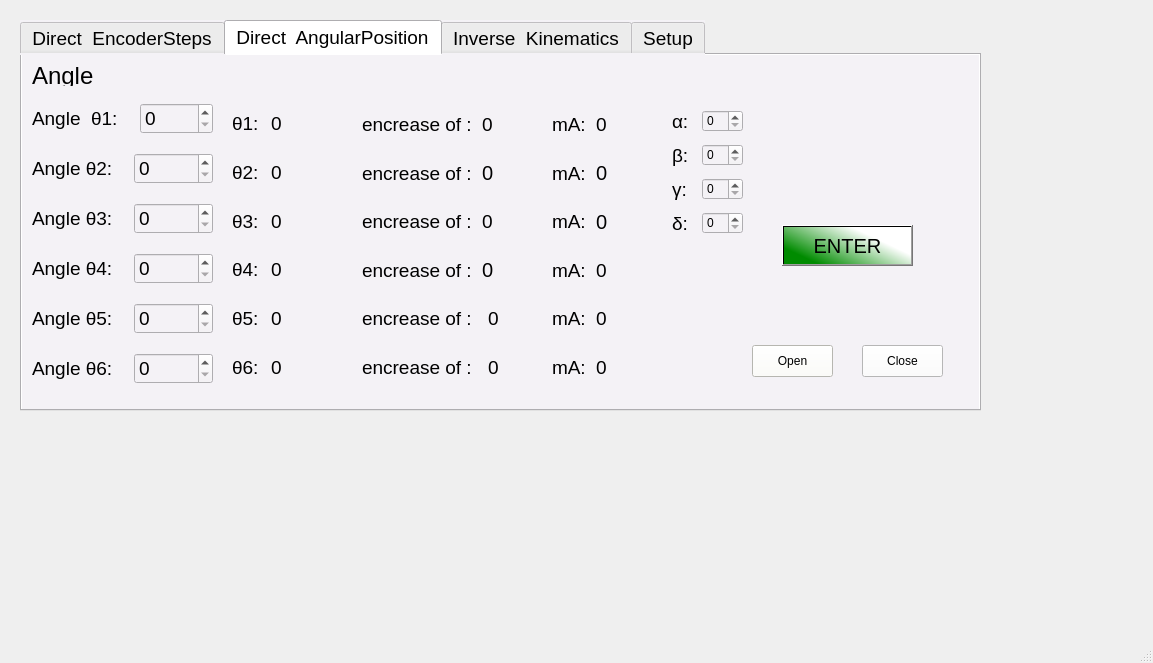
Above: pyUi/ScorbotUI/pyqtLib/qtfiles/UiClass.ui from Alfystar/Scorbot-CA before the change. Below: the same form after it.
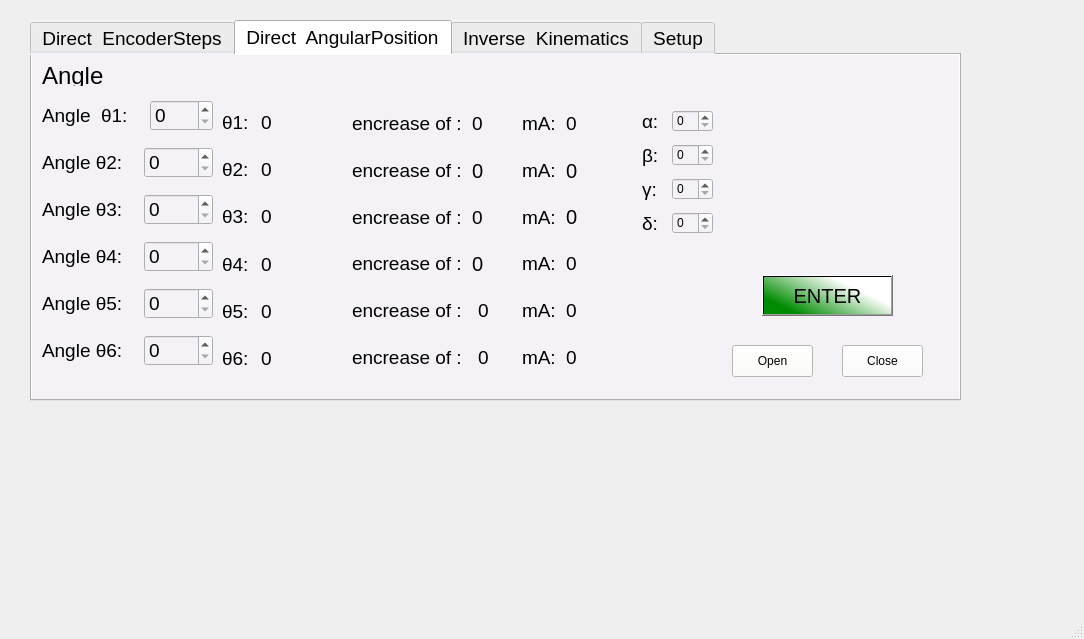
That is the form after the change. The open tabs and pages were chosen to show the change. Icons and pictures are not drawn.

Commit message: Prova sistemazione grafica

Diff of the .ui file:
```diff
--- a/pyUi/ScorbotUI/pyqtLib/qtfiles/UiClass.ui
+++ b/pyUi/ScorbotUI/pyqtLib/qtfiles/UiClass.ui
@@ -9,8 +9,8 @@
    <rect>
     <x>0</x>
     <y>0</y>
-    <width>1153</width>
-    <height>663</height>
+    <width>1084</width>
+    <height>639</height>
    </rect>
   </property>
   <property name="windowTitle">
@@ -42,10 +42,10 @@
    <widget class="QTabWidget" name="o">
     <property name="geometry">
      <rect>
-      <x>20</x>
+      <x>30</x>
       <y>20</y>
-      <width>961</width>
-      <height>391</height>
+      <width>931</width>
+      <height>381</height>
      </rect>
     </property>
     <property name="font">
@@ -991,8 +991,8 @@
      <widget class="QPushButton" name="PulsanteInvioPAginaAdvance">
       <property name="geometry">
        <rect>
-        <x>760</x>
-        <y>170</y>
+        <x>730</x>
+        <y>220</y>
         <width>131</width>
         <height>41</height>
        </rect>
@@ -1012,10 +1012,10 @@
      <widget class="QWidget" name="layoutWidget">
       <property name="geometry">
        <rect>
-        <x>530</x>
+        <x>490</x>
         <y>50</y>
         <width>111</width>
-        <height>281</height>
+        <height>271</height>
        </rect>
       </property>
       <property name="font">
@@ -1242,10 +1242,10 @@
      <widget class="QWidget" name="layoutWidget_7">
       <property name="geometry">
        <rect>
-        <x>210</x>
+        <x>190</x>
         <y>50</y>
         <width>121</width>
-        <height>281</height>
+        <height>271</height>
        </rect>
       </property>
       <property name="font">
@@ -1468,8 +1468,8 @@
        <rect>
         <x>10</x>
         <y>40</y>
-        <width>181</width>
-        <height>301</height>
+        <width>171</width>
+        <height>281</height>
        </rect>
       </property>
       <layout class="QVBoxLayout" name="VEn_Dir_3">
@@ -1631,10 +1631,10 @@
      <widget class="QWidget" name="layoutWidget_8">
       <property name="geometry">
        <rect>
-        <x>340</x>
+        <x>320</x>
         <y>50</y>
-        <width>181</width>
-        <height>281</height>
+        <width>161</width>
+        <height>271</height>
        </rect>
       </property>
       <layout class="QVBoxLayout" name="VEncDir_2">
@@ -1842,7 +1842,7 @@
      <widget class="QWidget" name="layoutWidget">
       <property name="geometry">
        <rect>
-        <x>650</x>
+        <x>610</x>
         <y>50</y>
         <width>71</width>
         <height>136</height>
@@ -1930,7 +1930,7 @@
      <widget class="QPushButton" name="open2">
       <property name="geometry">
        <rect>
-        <x>730</x>
+        <x>700</x>
         <y>290</y>
         <width>81</width>
         <height>32</height>
@@ -1946,7 +1946,7 @@
      <widget class="QPushButton" name="close2">
       <property name="geometry">
        <rect>
-        <x>840</x>
+        <x>810</x>
         <y>290</y>
         <width>81</width>
         <height>32</height>
@@ -2698,7 +2698,7 @@
    <widget class="QLabel" name="image">
     <property name="geometry">
      <rect>
-      <x>980</x>
+      <x>950</x>
       <y>20</y>
       <width>141</width>
       <height>141</height>
```
Left out of the diff: 40 changed lines with no effect on the pictures. The commit also changes 1 other file.
